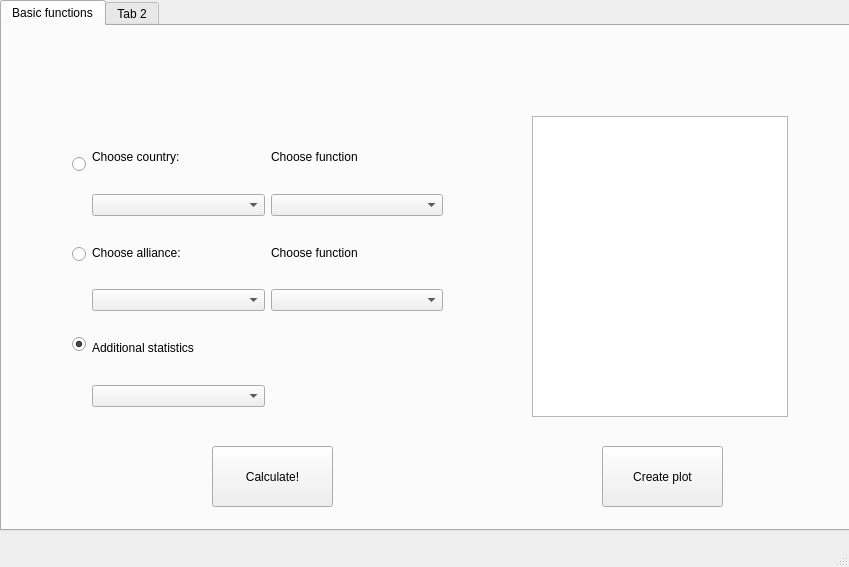
This is app_ui.ui in PuchalaS/military-security-alliances as Qt 5 draws it before an edit. The edited form follows.
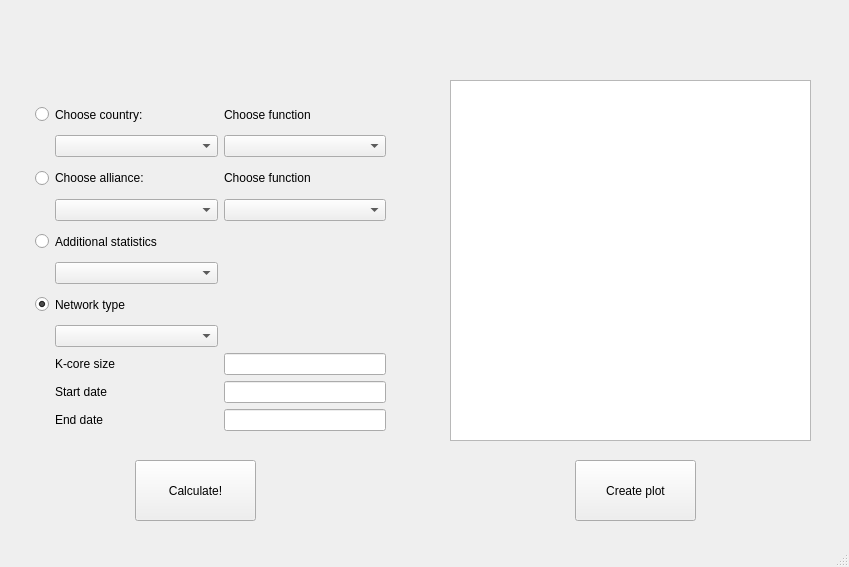
This is the edited form.

Commit message: Add networks to application

```diff
--- a/app_ui.ui
+++ b/app_ui.ui
@@ -14,174 +14,294 @@
    <string>MainWindow</string>
   </property>
   <widget class="QWidget" name="centralwidget">
-   <widget class="QTabWidget" name="tabWidget">
+   <widget class="QTextBrowser" name="output_window">
     <property name="geometry">
      <rect>
-      <x>0</x>
-      <y>0</y>
-      <width>851</width>
-      <height>531</height>
+      <x>450</x>
+      <y>80</y>
+      <width>361</width>
+      <height>361</height>
      </rect>
     </property>
-    <property name="currentIndex">
-     <number>0</number>
+   </widget>
+   <widget class="QWidget" name="gridLayoutWidget">
+    <property name="geometry">
+     <rect>
+      <x>35</x>
+      <y>100</y>
+      <width>351</width>
+      <height>331</height>
+     </rect>
     </property>
-    <widget class="QWidget" name="tab">
-     <attribute name="title">
-      <string>Basic functions</string>
-     </attribute>
-     <widget class="QTextBrowser" name="output_window">
-      <property name="geometry">
-       <rect>
-        <x>530</x>
-        <y>90</y>
-        <width>256</width>
-        <height>301</height>
-       </rect>
-      </property>
-     </widget>
-     <widget class="QRadioButton" name="alliance_rb">
-      <property name="geometry">
-       <rect>
-        <x>70</x>
-        <y>220</y>
-        <width>16</width>
-        <height>16</height>
-       </rect>
-      </property>
-      <property name="text">
-       <string/>
-      </property>
-      <property name="checked">
-       <bool>false</bool>
-      </property>
-     </widget>
-     <widget class="QRadioButton" name="country_rb">
-      <property name="geometry">
-       <rect>
-        <x>70</x>
-        <y>130</y>
-        <width>16</width>
-        <height>16</height>
-       </rect>
-      </property>
-      <property name="text">
-       <string/>
-      </property>
-      <property name="checked">
-       <bool>false</bool>
-      </property>
-     </widget>
-     <widget class="QPushButton" name="calculate_pushbutton">
-      <property name="geometry">
-       <rect>
-        <x>210</x>
-        <y>420</y>
-        <width>121</width>
-        <height>61</height>
-       </rect>
-      </property>
-      <property name="text">
-       <string>Calculate!</string>
-      </property>
-     </widget>
-     <widget class="QWidget" name="gridLayoutWidget">
-      <property name="geometry">
-       <rect>
-        <x>90</x>
-        <y>100</y>
-        <width>351</width>
-        <height>281</height>
-       </rect>
-      </property>
-      <layout class="QGridLayout" name="gridLayout">
-       <item row="4" column="0">
-        <widget class="QLabel" name="overall_label">
-         <property name="text">
-          <string>Additional statistics</string>
+    <layout class="QGridLayout" name="gridLayout">
+     <item row="3" column="2">
+      <widget class="QComboBox" name="alliance_fun_cB"/>
+     </item>
+     <item row="1" column="2">
+      <widget class="QComboBox" name="country_fun_cB"/>
+     </item>
+     <item row="1" column="1">
+      <widget class="QComboBox" name="country_cB"/>
+     </item>
+     <item row="0" column="2">
+      <widget class="QLabel" name="country_fun_label">
+       <property name="text">
+        <string>Choose function</string>
+       </property>
+      </widget>
+     </item>
+     <item row="2" column="1">
+      <widget class="QLabel" name="alliance_label">
+       <property name="text">
+        <string>Choose alliance:</string>
+       </property>
+      </widget>
+     </item>
+     <item row="0" column="1">
+      <widget class="QLabel" name="country_label">
+       <property name="text">
+        <string>Choose country:</string>
+       </property>
+      </widget>
+     </item>
+     <item row="2" column="2">
+      <widget class="QLabel" name="alliance_fun_label">
+       <property name="text">
+        <string>Choose function</string>
+       </property>
+      </widget>
+     </item>
+     <item row="3" column="1">
+      <widget class="QComboBox" name="alliance_cB"/>
+     </item>
+     <item row="6" column="1">
+      <widget class="QComboBox" name="overall_cB"/>
+     </item>
+     <item row="9" column="2">
+      <layout class="QVBoxLayout" name="verticalLayout_2">
+       <item>
+        <widget class="QLineEdit" name="k_core_size_lineEdit">
+         <property name="sizePolicy">
+          <sizepolicy hsizetype="Preferred" vsizetype="Fixed">
+           <horstretch>0</horstretch>
+           <verstretch>0</verstretch>
+          </sizepolicy>
          </property>
+         <property name="maximumSize">
+          <size>
+           <width>1000000</width>
+           <height>100000</height>
+          </size>
+         </property>
+         <property name="baseSize">
+          <size>
+           <width>0</width>
+           <height>0</height>
+          </size>
+         </property>
         </widget>
        </item>
-       <item row="5" column="0">
-        <widget class="QComboBox" name="overall_cB"/>
+       <item>
+        <widget class="QLineEdit" name="Start_date_lineEdit">
+         <property name="sizePolicy">
+          <sizepolicy hsizetype="Preferred" vsizetype="Fixed">
+           <horstretch>0</horstretch>
+           <verstretch>0</verstretch>
+          </sizepolicy>
+         </property>
+         <property name="maximumSize">
+          <size>
+           <width>1000000</width>
+           <height>100000</height>
+          </size>
+         </property>
+         <property name="baseSize">
+          <size>
+           <width>0</width>
+           <height>0</height>
+          </size>
+         </property>
+        </widget>
        </item>
-       <item row="3" column="1">
-        <widget class="QComboBox" name="alliance_fun_cB"/>
-       </item>
-       <item row="1" column="1">
-        <widget class="QComboBox" name="country_fun_cB"/>
-       </item>
-       <item row="2" column="0">
-        <widget class="QLabel" name="alliance_label">
-         <property name="text">
-          <string>Choose alliance:</string>
+       <item>
+        <widget class="QLineEdit" name="End_date_lineEdit">
+         <property name="sizePolicy">
+          <sizepolicy hsizetype="Preferred" vsizetype="Fixed">
+           <horstretch>0</horstretch>
+           <verstretch>0</verstretch>
+          </sizepolicy>
          </property>
+         <property name="maximumSize">
+          <size>
+           <width>1000000</width>
+           <height>100000</height>
+          </size>
+         </property>
+         <property name="baseSize">
+          <size>
+           <width>0</width>
+           <height>0</height>
+          </size>
+         </property>
         </widget>
        </item>
-       <item row="1" column="0">
-        <widget class="QComboBox" name="country_cB"/>
-       </item>
-       <item row="3" column="0">
-        <widget class="QComboBox" name="alliance_cB"/>
-       </item>
-       <item row="0" column="1">
-        <widget class="QLabel" name="country_fun_label">
+      </layout>
+     </item>
+     <item row="8" column="1">
+      <widget class="QComboBox" name="network_type_cB">
+       <property name="sizeAdjustPolicy">
+        <enum>QComboBox::AdjustToMinimumContentsLength</enum>
+       </property>
+       <property name="minimumContentsLength">
+        <number>2</number>
+       </property>
+       <property name="iconSize">
+        <size>
+         <width>16</width>
+         <height>16</height>
+        </size>
+       </property>
+       <property name="duplicatesEnabled">
+        <bool>false</bool>
+       </property>
+       <property name="frame">
+        <bool>true</bool>
+       </property>
+      </widget>
+     </item>
+     <item row="4" column="1">
+      <widget class="QLabel" name="overall_label">
+       <property name="text">
+        <string>Additional statistics</string>
+       </property>
+      </widget>
+     </item>
+     <item row="7" column="1">
+      <widget class="QLabel" name="network_label">
+       <property name="text">
+        <string>Network type</string>
+       </property>
+      </widget>
+     </item>
+     <item row="9" column="1">
+      <layout class="QVBoxLayout" name="verticalLayout">
+       <item>
+        <widget class="QLabel" name="k_core_size_label">
          <property name="text">
-          <string>Choose function</string>
+          <string>K-core size</string>
          </property>
         </widget>
        </item>
-       <item row="0" column="0">
-        <widget class="QLabel" name="country_label">
+       <item>
+        <widget class="QLabel" name="start_date_label">
+         <property name="enabled">
+          <bool>true</bool>
+         </property>
          <property name="text">
-          <string>Choose country:</string>
+          <string>Start date</string>
          </property>
         </widget>
        </item>
-       <item row="2" column="1">
-        <widget class="QLabel" name="alliance_fun_label">
+       <item>
+        <widget class="QLabel" name="end_date_label">
          <property name="text">
-          <string>Choose function</string>
+          <string>End date</string>
          </property>
         </widget>
        </item>
       </layout>
-     </widget>
-     <widget class="QRadioButton" name="overall_rb">
-      <property name="geometry">
-       <rect>
-        <x>70</x>
-        <y>310</y>
-        <width>16</width>
-        <height>16</height>
-       </rect>
-      </property>
-      <property name="text">
-       <string/>
-      </property>
-      <property name="checked">
-       <bool>true</bool>
-      </property>
-     </widget>
-     <widget class="QPushButton" name="calculate_pushbutton_2">
-      <property name="geometry">
-       <rect>
-        <x>600</x>
-        <y>420</y>
-        <width>121</width>
-        <height>61</height>
-       </rect>
-      </property>
-      <property name="text">
-       <string>Create plot</string>
-      </property>
-     </widget>
-    </widget>
-    <widget class="QWidget" name="tab_2">
-     <attribute name="title">
-      <string>Tab 2</string>
-     </attribute>
-    </widget>
+     </item>
+     <item row="0" column="0">
+      <widget class="QRadioButton" name="country_rb">
+       <property name="sizePolicy">
+        <sizepolicy hsizetype="Maximum" vsizetype="Preferred">
+         <horstretch>0</horstretch>
+         <verstretch>0</verstretch>
+        </sizepolicy>
+       </property>
+       <property name="text">
+        <string/>
+       </property>
+       <property name="checked">
+        <bool>false</bool>
+       </property>
+      </widget>
+     </item>
+     <item row="2" column="0">
+      <widget class="QRadioButton" name="alliance_rb">
+       <property name="sizePolicy">
+        <sizepolicy hsizetype="Minimum" vsizetype="Preferred">
+         <horstretch>0</horstretch>
+         <verstretch>0</verstretch>
+        </sizepolicy>
+       </property>
+       <property name="text">
+        <string/>
+       </property>
+       <property name="checked">
+        <bool>false</bool>
+       </property>
+      </widget>
+     </item>
+     <item row="4" column="0">
+      <widget class="QRadioButton" name="overall_rb">
+       <property name="sizePolicy">
+        <sizepolicy hsizetype="Minimum" vsizetype="Preferred">
+         <horstretch>0</horstretch>
+         <verstretch>0</verstretch>
+        </sizepolicy>
+       </property>
+       <property name="text">
+        <string/>
+       </property>
+       <property name="checked">
+        <bool>false</bool>
+       </property>
+      </widget>
+     </item>
+     <item row="7" column="0">
+      <widget class="QRadioButton" name="network_rb">
+       <property name="sizePolicy">
+        <sizepolicy hsizetype="Minimum" vsizetype="Preferred">
+         <horstretch>0</horstretch>
+         <verstretch>0</verstretch>
+        </sizepolicy>
+       </property>
+       <property name="text">
+        <string/>
+       </property>
+       <property name="checked">
+        <bool>true</bool>
+       </property>
+      </widget>
+     </item>
+    </layout>
+   </widget>
+   <widget class="QPushButton" name="calculate_pushbutton">
+    <property name="geometry">
+     <rect>
+      <x>135</x>
+      <y>460</y>
+      <width>121</width>
+      <height>61</height>
+     </rect>
+    </property>
+    <property name="text">
+     <string>Calculate!</string>
+    </property>
+   </widget>
+   <widget class="QPushButton" name="calculate_pushbutton_2">
+    <property name="geometry">
+     <rect>
+      <x>575</x>
+      <y>460</y>
+      <width>121</width>
+      <height>61</height>
+     </rect>
+    </property>
+    <property name="text">
+     <string>Create plot</string>
+    </property>
    </widget>
   </widget>
   <widget class="QMenuBar" name="menubar">
```
The commit also changes 3 other files.
